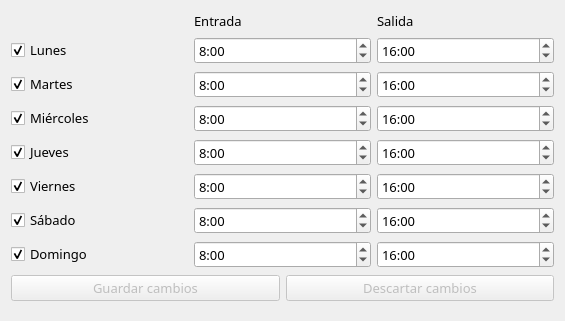
Qt form horario.ui (enchiladaSuiza/AsistenciaFototeca) before a commit.
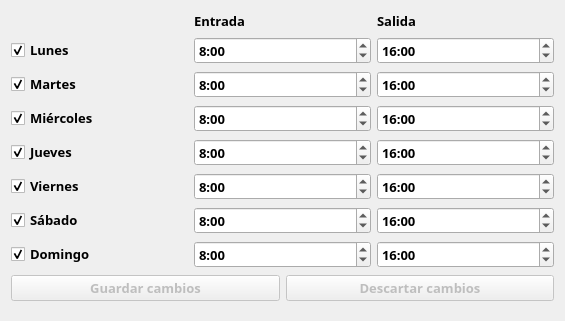
The same form after that commit.

```diff
--- a/horario.ui
+++ b/horario.ui
@@ -32,6 +32,7 @@
       <font>
        <family>Montserrat</family>
        <pointsize>10</pointsize>
+       <bold>true</bold>
       </font>
      </property>
      <property name="inputMethodHints">
@@ -64,6 +65,7 @@
       <font>
        <family>Montserrat</family>
        <pointsize>10</pointsize>
+       <bold>true</bold>
       </font>
      </property>
      <property name="text">
@@ -86,6 +88,7 @@
       <font>
        <family>Montserrat</family>
        <pointsize>10</pointsize>
+       <bold>true</bold>
       </font>
      </property>
      <property name="inputMethodHints">
@@ -115,6 +118,7 @@
       <font>
        <family>Montserrat</family>
        <pointsize>10</pointsize>
+       <bold>true</bold>
       </font>
      </property>
      <property name="inputMethodHints">
@@ -144,6 +148,7 @@
       <font>
        <family>Montserrat</family>
        <pointsize>10</pointsize>
+       <bold>true</bold>
       </font>
      </property>
      <property name="inputMethodHints">
@@ -173,6 +178,7 @@
       <font>
        <family>Montserrat</family>
        <pointsize>10</pointsize>
+       <bold>true</bold>
       </font>
      </property>
      <property name="inputMethodHints">
@@ -202,6 +208,7 @@
       <font>
        <family>Montserrat</family>
        <pointsize>10</pointsize>
+       <bold>true</bold>
       </font>
      </property>
      <property name="inputMethodHints">
@@ -231,6 +238,7 @@
       <font>
        <family>Montserrat</family>
        <pointsize>10</pointsize>
+       <bold>true</bold>
       </font>
      </property>
      <property name="inputMethodHints">
@@ -260,6 +268,7 @@
       <font>
        <family>Montserrat</family>
        <pointsize>10</pointsize>
+       <bold>true</bold>
       </font>
      </property>
      <property name="text">
@@ -279,6 +288,7 @@
       <font>
        <family>Montserrat</family>
        <pointsize>10</pointsize>
+       <bold>true</bold>
       </font>
      </property>
      <property name="text">
@@ -301,6 +311,7 @@
       <font>
        <family>Montserrat</family>
        <pointsize>10</pointsize>
+       <bold>true</bold>
       </font>
      </property>
      <property name="text">
@@ -320,6 +331,7 @@
       <font>
        <family>Montserrat</family>
        <pointsize>10</pointsize>
+       <bold>true</bold>
       </font>
      </property>
      <property name="text">
@@ -345,6 +357,7 @@
       <font>
        <family>Montserrat</family>
        <pointsize>10</pointsize>
+       <bold>true</bold>
       </font>
      </property>
      <property name="inputMethodHints">
@@ -374,6 +387,7 @@
       <font>
        <family>Montserrat</family>
        <pointsize>10</pointsize>
+       <bold>true</bold>
       </font>
      </property>
      <property name="inputMethodHints">
@@ -403,6 +417,7 @@
       <font>
        <family>Montserrat</family>
        <pointsize>10</pointsize>
+       <bold>true</bold>
       </font>
      </property>
      <property name="text">
@@ -428,6 +443,7 @@
       <font>
        <family>Montserrat</family>
        <pointsize>10</pointsize>
+       <bold>true</bold>
       </font>
      </property>
      <property name="inputMethodHints">
@@ -457,6 +473,7 @@
       <font>
        <family>Montserrat</family>
        <pointsize>10</pointsize>
+       <bold>true</bold>
       </font>
      </property>
      <property name="inputMethodHints">
@@ -486,6 +503,7 @@
       <font>
        <family>Montserrat</family>
        <pointsize>10</pointsize>
+       <bold>true</bold>
       </font>
      </property>
      <property name="text">
@@ -511,6 +529,7 @@
       <font>
        <family>Montserrat</family>
        <pointsize>10</pointsize>
+       <bold>true</bold>
       </font>
      </property>
      <property name="inputMethodHints">
@@ -540,6 +559,7 @@
       <font>
        <family>Montserrat</family>
        <pointsize>10</pointsize>
+       <bold>true</bold>
       </font>
      </property>
      <property name="inputMethodHints">
@@ -569,6 +589,7 @@
       <font>
        <family>Montserrat</family>
        <pointsize>10</pointsize>
+       <bold>true</bold>
       </font>
      </property>
      <property name="inputMethodHints">
@@ -598,6 +619,7 @@
       <font>
        <family>Montserrat</family>
        <pointsize>10</pointsize>
+       <bold>true</bold>
       </font>
      </property>
      <property name="text">
@@ -620,6 +642,7 @@
       <font>
        <family>Montserrat</family>
        <pointsize>10</pointsize>
+       <bold>true</bold>
       </font>
      </property>
      <property name="text">
@@ -653,6 +676,7 @@
         <font>
          <family>Montserrat</family>
          <pointsize>10</pointsize>
+         <bold>true</bold>
         </font>
        </property>
        <property name="text">
@@ -675,6 +699,7 @@
         <font>
          <family>Montserrat</family>
          <pointsize>10</pointsize>
+         <bold>true</bold>
         </font>
        </property>
        <property name="text">
```
